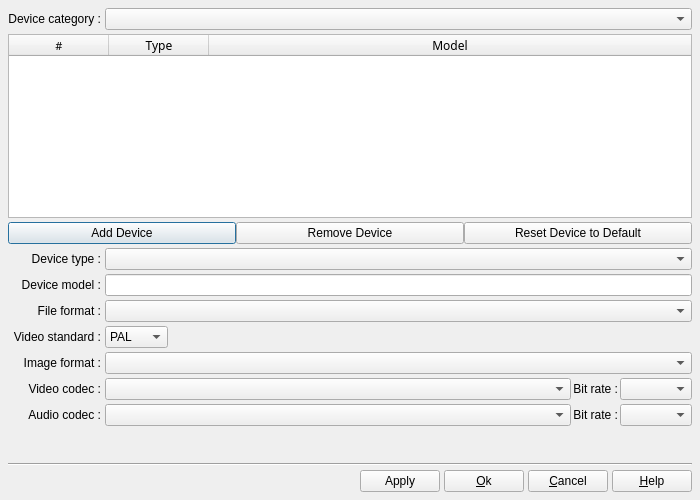
Before: the Qt Designer form src/ffDiaporama/DlgAppSettings/DlgManageDevices/DlgManageDevices.ui in boenki/ffdiaporama, drawn with Qt 5.
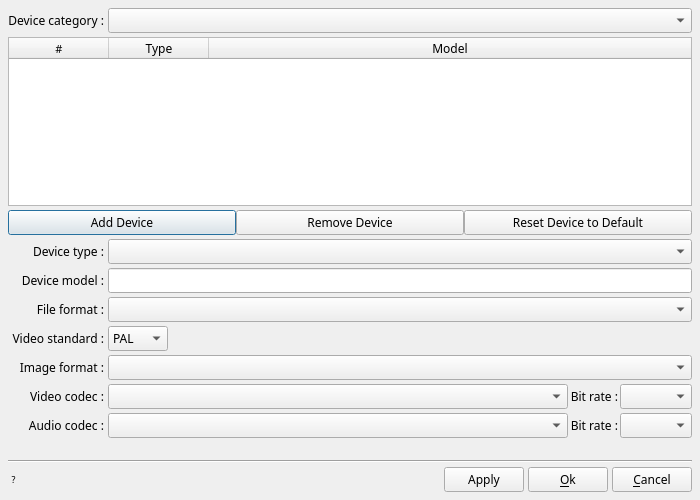
After: the same form once the commit is applied. Icons and pictures are not drawn.

The edit to the form file:
```diff
--- a/src/ffDiaporama/DlgAppSettings/DlgManageDevices/DlgManageDevices.ui
+++ b/src/ffDiaporama/DlgAppSettings/DlgManageDevices/DlgManageDevices.ui
@@ -16,6 +16,12 @@
     <height>500</height>
    </size>
   </property>
+  <property name="font">
+   <font>
+    <family>Sans Serif</family>
+    <pointsize>9</pointsize>
+   </font>
+  </property>
   <property name="windowTitle">
    <string>Manage Devices</string>
   </property>
@@ -47,10 +53,8 @@
      </item>
      <item row="1" column="0" colspan="2">
       <widget class="QTableWidget" name="TableDevice">
-       <property name="font">
-        <font>
-         <pointsize>9</pointsize>
-        </font>
+       <property name="toolTip">
+        <string>&lt;html&gt;&lt;head/&gt;&lt;body&gt;&lt;p&gt;This list shows the categories and the device types present in the database.&lt;/p&gt;&lt;p&gt;&lt;img src=&quot;:/img/db.png&quot;/&gt; Devices preceded by this icon are defined in the default database.&lt;/p&gt;&lt;p&gt;&lt;img src=&quot;:/img/db_update.png&quot;/&gt; Devices preceded by this icon are those that you defined yourself, or those from the default database that you have modified.&lt;/p&gt;&lt;/body&gt;&lt;/html&gt;</string>
        </property>
        <property name="editTriggers">
         <set>QAbstractItemView::NoEditTriggers</set>
@@ -441,6 +445,28 @@
      <property name="spacing">
       <number>4</number>
      </property>
+     <item>
+      <widget class="QToolButton" name="HelpToolTips">
+       <property name="toolTip">
+        <string>&lt;html&gt;&lt;head/&gt;&lt;body&gt;&lt;p&gt;This dialog box allows you to modify the equipment profiles database.&lt;/p&gt;&lt;p&gt;The database is actually composed of two parts:&lt;/p&gt;&lt;p&gt;&lt;img src=&quot;:/img/db.png&quot;/&gt; The default database (supplied with ffDiaporama). These devices are registered in the global ffDiaporama configuration file.&lt;/p&gt;&lt;p&gt;&lt;img src=&quot;:/img/db_update.png&quot;/&gt; The devices which you modify or add. These are registered in your personal configuration file.&lt;/p&gt;&lt;/body&gt;&lt;/html&gt;</string>
+       </property>
+       <property name="styleSheet">
+        <string notr="true">QToolButton {
+	background-color: transparent;
+	border: none; 
+    font-size: 9px;
+}
+</string>
+       </property>
+       <property name="text">
+        <string notr="true">?</string>
+       </property>
+       <property name="icon">
+        <iconset resource="../../../../RSCffDiaporama.qrc">
+         <normaloff>:/img/help.png</normaloff>:/img/help.png</iconset>
+       </property>
+      </widget>
+     </item>
      <item>
       <spacer name="horizontalSpacer">
        <property name="orientation">
@@ -493,23 +519,6 @@
        </property>
       </widget>
      </item>
-     <item>
-      <widget class="QPushButton" name="HelpBT">
-       <property name="toolTip">
-        <string>Open help page describing this dialog box</string>
-       </property>
-       <property name="text">
-        <string>&amp;Help</string>
-       </property>
-       <property name="icon">
-        <iconset resource="../../../../RSCffDiaporama.qrc">
-         <normaloff>:/img/help.png</normaloff>:/img/help.png</iconset>
-       </property>
-       <property name="shortcut">
-        <string>F1</string>
-       </property>
-      </widget>
-     </item>
     </layout>
    </item>
   </layout>
```
Left out of the diff: 10 changed lines with no effect on the pictures.
